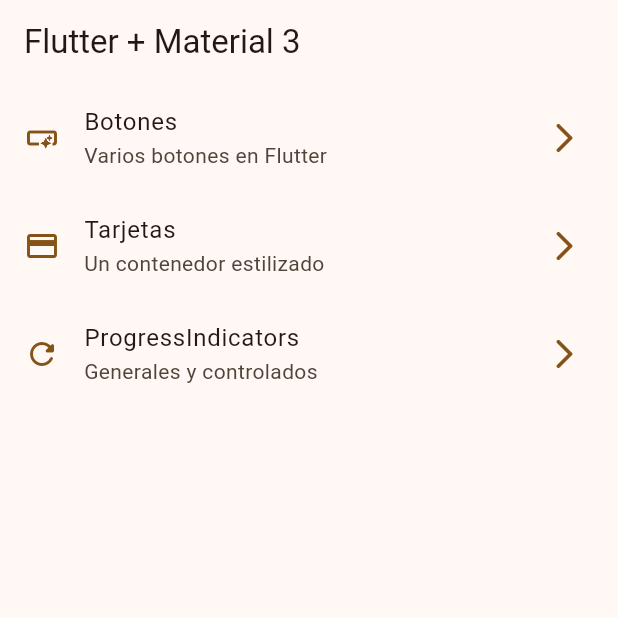
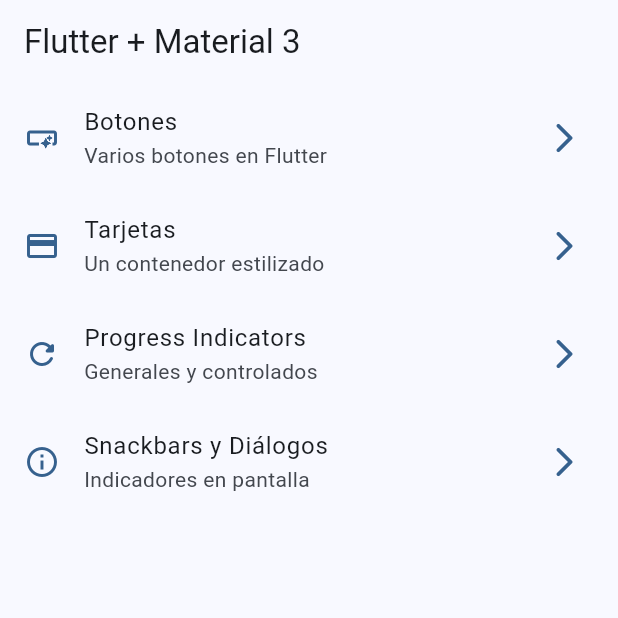
Before and after one commit to elcama86/widgets_app, a Flutter app: the screen it shows after launch, on a phone screen of 412 x 824 dp, the top half of it. Run offline on Flutter 3.47's test engine with Material 2 defaults, Android fonts, the phone set to English and light mode, and no system bars; our stand-ins replace go_router.

Commit message:
snackbars and dialogs finished

```diff
--- a/lib/config/menu/menu_items.dart
+++ b/lib/config/menu/menu_items.dart
@@ -28,9 +28,15 @@ const List<MenuItem> appMenuItems = [
     icon: Icons.credit_card,
   ),
   MenuItem(
-    title: "ProgressIndicators",
+    title: "Progress Indicators",
     subTitle: "Generales y controlados",
     link: "/progress",
     icon: Icons.refresh_rounded,
   ),
+  MenuItem(
+    title: "Snackbars y Diálogos",
+    subTitle: "Indicadores en pantalla",
+    link: "/snackbars",
+    icon: Icons.info_outline,
+  ),
 ];
--- a/lib/config/router/app_router.dart
+++ b/lib/config/router/app_router.dart
@@ -24,5 +24,10 @@ final appRouter = GoRouter(
       name: ProgressScreen.name,
       builder: (context, state) => const ProgressScreen(),
     ),
+    GoRoute(
+      path: '/snackbars',
+      name: SnackbarScreen.name,
+      builder: (context, state) => const SnackbarScreen(),
+    ),
   ],
 );
--- a/lib/main.dart
+++ b/lib/main.dart
@@ -14,9 +14,10 @@ class MainApp extends StatelessWidget {
   @override
   Widget build(BuildContext context) {
     return MaterialApp.router(
+      title: "Flutter Widgets",
       routerConfig: appRouter,
       debugShowCheckedModeBanner: false,
-      theme: AppTheme(selectedColor: 6).getTheme(),
+      theme: AppTheme(selectedColor: 0).getTheme(),
     );
   }
 }
```
Also changed, not shown: lib/presentation/screens/snackbar/snackbar_screen.dart (+69 -1 lines).
